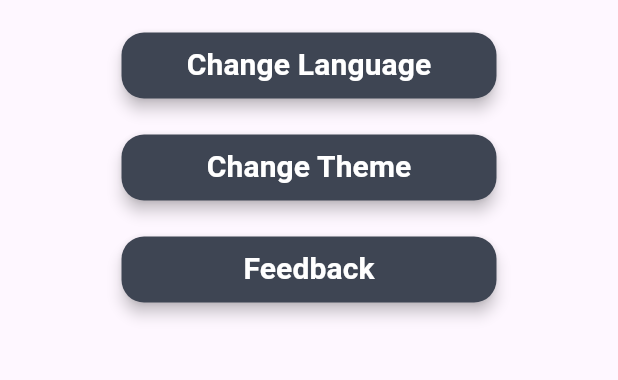
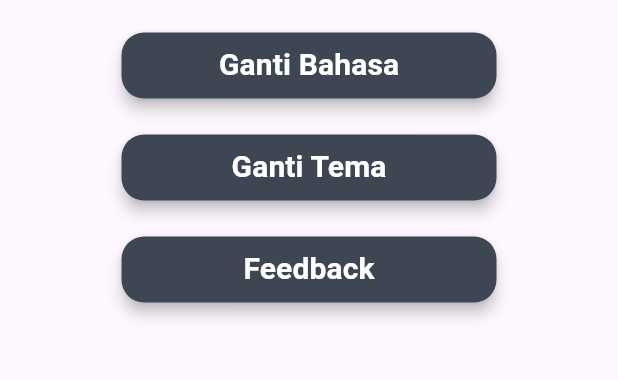
Before and after one commit to gabrielasheryll/Tugas7, a Flutter app: the screen it shows after launch, on a phone screen of 412 x 824 dp, the part 308-688 px from its top. Run offline on Flutter 3.47's test engine with Material 3 defaults, Android fonts, the phone set to English and light mode, and no system bars; our stand-ins replace flutter_rating_bar; Roboto replaces fonts that are missing (Nunito Sans).

Commit message:
Commit 18

```diff
--- a/SahabatMahasiswa-setting-main/lib/setting.dart
+++ b/SahabatMahasiswa-setting-main/lib/setting.dart
@@ -63,7 +63,7 @@ class Setting extends StatelessWidget {
                     minimumSize: Size(250, 44),
                   ),
                   child: Text(
-                    'Change Language',
+                    'Ganti Bahasa',
                     style: TextStyle(
                       color: Colors.white,
                       fontSize: 20,
@@ -72,6 +72,7 @@ class Setting extends StatelessWidget {
                     ),
                   ),
                 ),
+
                 SizedBox(height: 20),
                 ElevatedButton(
                   onPressed: () {
@@ -89,7 +90,7 @@ class Setting extends StatelessWidget {
                     minimumSize: Size(250, 44),
                   ),
                   child: Text(
-                    'Change Theme',
+                    'Ganti Tema',
                     style: TextStyle(
                       color: Colors.white,
                       fontSize: 20,
```
